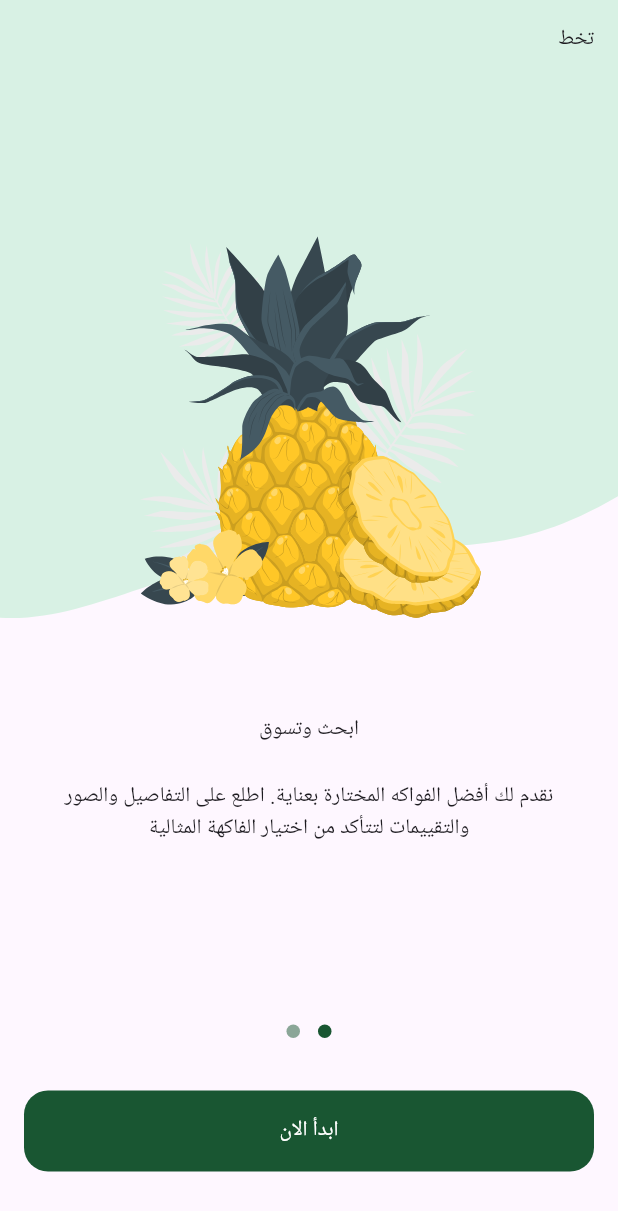
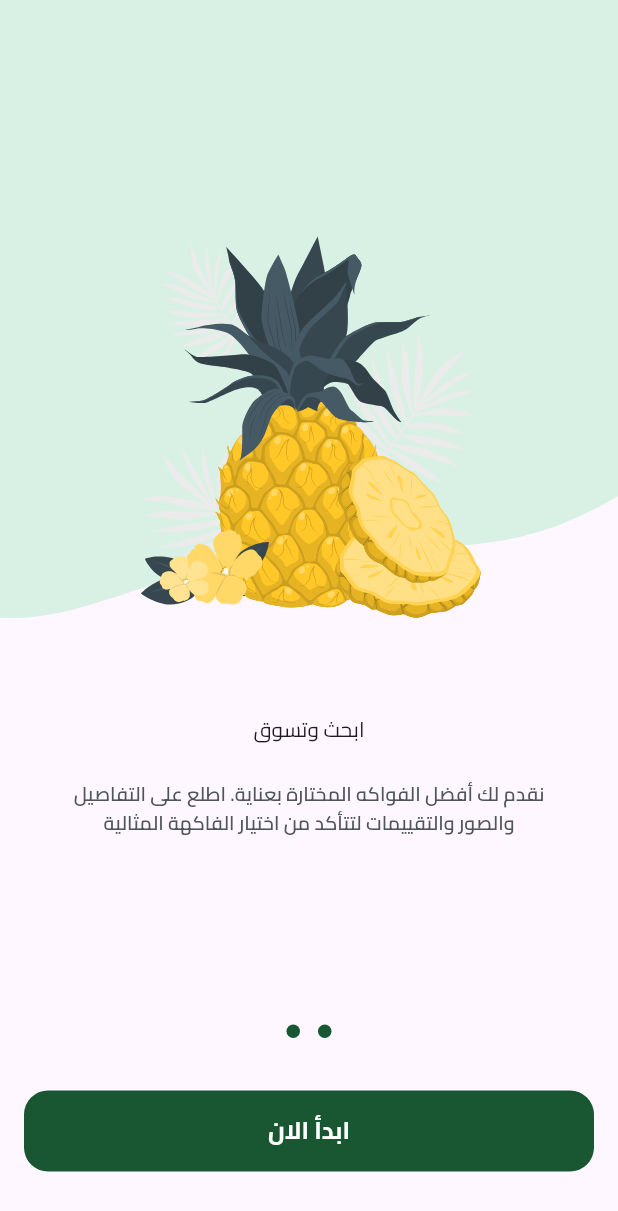
Before and after one commit to walidhussein20/FruitHub, a Flutter app: the screen it shows after launch, swiped to page 2, on a phone screen of 412 x 824 dp. Shown: the top 1211 px of the screen. Run offline on Flutter 3.47's test engine with Material 3 defaults, Android fonts, the phone set to English and light mode, and no system bars; drawn by our look-alikes of dots_indicator; our stand-ins replace flutter_svg.

Commit message:
onboarding logic done and add text styles ,font family

```diff
--- a/lib/core/helper_functions/on_generate_routes.dart
+++ b/lib/core/helper_functions/on_generate_routes.dart
@@ -1,4 +1,5 @@
 import 'package:flutter/material.dart';
+import 'package:fruites_e_commerce/features/auth/presentation/views/login_view.dart';
 import 'package:fruites_e_commerce/features/on_boarding/presentation/views/on_boarding_view.dart';
 import 'package:fruites_e_commerce/features/splash/presentation/views/splash_view.dart';
 
@@ -8,6 +9,8 @@ Route<dynamic> onGenerateRoutes(RouteSettings settings) {
       return MaterialPageRoute(builder: (context) => SplashView());
     case OnBoardingView.routeName:
       return MaterialPageRoute(builder: (context) => OnBoardingView());
+    case LoginView.routeName:
+      return MaterialPageRoute(builder: (context) => LoginView());
     default:
       return MaterialPageRoute(builder: (context) => Container());
   }
--- a/lib/core/utils/app_colors.dart
+++ b/lib/core/utils/app_colors.dart
@@ -2,4 +2,5 @@ import 'package:flutter/material.dart';
 
 abstract class AppColors {
   static const Color primaryColor = Color(0xff195632);
+  static const Color secondaryColor = Color(0xffF4A91F);
 }
--- /dev/null
+++ b/lib/core/utils/app_text_styles.dart
@@ -0,0 +1,72 @@
+import 'package:flutter/material.dart';
+
+abstract class TextStyles {
+  static const TextStyle bold13 = TextStyle(
+    fontWeight: FontWeight.bold,
+    fontSize: 13,
+  );
+  static const TextStyle bold23 = TextStyle(
+    fontWeight: FontWeight.bold,
+    fontSize: 23,
+  );
+
+  static const TextStyle semiBold13 = TextStyle(
+    fontWeight: FontWeight.w600,
+    fontSize: 13,
+  );
+
+  static const TextStyle regular13 = TextStyle(
+    fontWeight: FontWeight.normal,
+    fontSize: 13,
+  );
+
+  static const TextStyle bold16 = TextStyle(
+    fontWeight: FontWeight.bold,
+    fontSize: 16,
+  );
+
+  static const TextStyle bold19 = TextStyle(
+    fontWeight: FontWeight.bold,
+    fontSize: 19,
+  );
+
+  static const TextStyle semiBold16 = TextStyle(
+    fontWeight: FontWeight.w600,
+    fontSize: 16,
+  );
+
+  static const TextStyle bold28 = TextStyle(
+    fontWeight: FontWeight.bold,
+    fontSize: 28,
+  );
+
+  static const TextStyle regular22 = TextStyle(
+    fontWeight: FontWeight.normal,
+    fontSize: 22,
+  );
+
+  static const TextStyle semiBold11 = TextStyle(
+    fontWeight: FontWeight.w600,
+    fontSize: 11,
+  );
+
+  static const TextStyle medium15 = TextStyle(
+    fontWeight: FontWeight.w500,
+    fontSize: 15,
+  );
+
+  static const TextStyle regular26 = TextStyle(
+    fontWeight: FontWeight.normal,
+    fontSize: 26,
+  );
+
+  static const TextStyle regular16 = TextStyle(
+    fontWeight: FontWeight.normal,
+    fontSize: 16,
+  );
+
+  static const TextStyle regular11 = TextStyle(
+    fontWeight: FontWeight.normal,
+    fontSize: 11,
+  );
+}
--- a/lib/core/widgets/custom_botton.dart
+++ b/lib/core/widgets/custom_botton.dart
@@ -1,5 +1,6 @@
 import 'package:flutter/material.dart';
 import 'package:fruites_e_commerce/core/utils/app_colors.dart';
+import 'package:fruites_e_commerce/core/utils/app_text_styles.dart';
 
 class CustomBotton extends StatelessWidget {
   const CustomBotton({super.key, required this.onPressed, required this.text});
@@ -20,7 +21,7 @@ class CustomBotton extends StatelessWidget {
         onPressed: onPressed,
         child: Text(
           text,
-          style: TextStyle(color: Colors.white),
+          style: TextStyles.bold16.copyWith(color: Colors.white),
         ),
       ),
     );
--- /dev/null
+++ b/lib/features/auth/presentation/views/login_view.dart
@@ -0,0 +1,10 @@
+import 'package:flutter/material.dart';
+
+class LoginView extends StatelessWidget {
+  const LoginView({super.key});
+  static const routeName = 'login';
+  @override
+  Widget build(BuildContext context) {
+    return const Placeholder();
+  }
+}
--- a/lib/features/on_boarding/presentation/views/widgets/on_boarding_page_view.dart
+++ b/lib/features/on_boarding/presentation/views/widgets/on_boarding_page_view.dart
@@ -1,15 +1,20 @@
 import 'package:flutter/material.dart';
+import 'package:fruites_e_commerce/core/utils/app_colors.dart';
 import 'package:fruites_e_commerce/core/utils/app_images.dart';
+import 'package:fruites_e_commerce/core/utils/app_text_styles.dart';
 import 'package:fruites_e_commerce/features/on_boarding/presentation/views/widgets/on_boarding_page_view_items.dart';
 
 class OnBoardingPageView extends StatelessWidget {
-  const OnBoardingPageView({super.key});
+  const OnBoardingPageView({super.key, required this.pageController});
+  final PageController pageController;
 
   @override
   Widget build(BuildContext context) {
     return PageView(
+      controller: pageController,
       children: [
         OnBoardingPageViewItems(
+          isSkip: true,
           image: Assets.imagesPageView1Image,
           backGroundImage: Assets.imagesPageView1BackGroundImage,
           subtitle:
@@ -17,25 +22,34 @@ class OnBoardingPageView extends StatelessWidget {
           title: Row(
             mainAxisAlignment: MainAxisAlignment.center,
             children: [
-              Text('مرحبًا بك في'),
               Text(
-                'HUB',
-                style: TextStyle(color: Color(0xffF4A91F)),
+                'مرحبًا بك في',
+                style: TextStyles.bold23,
+              ),
+              Text(
+                ' HUB',
+                style: TextStyles.bold23.copyWith(
+                  color: AppColors.secondaryColor,
+                ),
               ),
               Text(
                 'Fruit',
-                style: TextStyle(color: Color(0xff1B5E37)),
+                style: TextStyles.bold23.copyWith(
+                  color: AppColors.primaryColor,
+                ),
               ),
             ],
           ),
         ),
         OnBoardingPageViewItems(
-            image: Assets.imagesPageView2Image,
-            backGroundImage: Assets.imagesPageVeiw2BackGroundImage,
-            color: Color(0xffC8EFD8),
-            subtitle:
-                'نقدم لك أفضل الفواكه المختارة بعناية. اطلع على التفاصيل والصور والتقييمات لتتأكد من اختيار الفاكهة المثالية',
-            title: Text('ابحث وتسوق')),
+          isSkip: false,
+          image: Assets.imagesPageView2Image,
+          backGroundImage: Assets.imagesPageVeiw2BackGroundImage,
+          color: Color(0xffC8EFD8),
+          subtitle:
+              'نقدم لك أفضل الفواكه المختارة بعناية. اطلع على التفاصيل والصور والتقييمات لتتأكد من اختيار الفاكهة المثالية',
+          title: Text('ابحث وتسوق'),
+        ),
       ],
     );
   }
--- a/lib/features/on_boarding/presentation/views/widgets/on_boarding_page_view_items.dart
+++ b/lib/features/on_boarding/presentation/views/widgets/on_boarding_page_view_items.dart
@@ -1,5 +1,7 @@
 import 'package:flutter/material.dart';
 import 'package:flutter_svg/svg.dart';
+import 'package:fruites_e_commerce/core/utils/app_text_styles.dart';
+import 'package:fruites_e_commerce/features/auth/presentation/views/login_view.dart';
 
 class OnBoardingPageViewItems extends StatelessWidget {
   const OnBoardingPageViewItems(
@@ -8,10 +10,12 @@ class OnBoardingPageViewItems extends StatelessWidget {
       required this.backGroundImage,
       required this.subtitle,
       required this.title,
-      this.color});
+      this.color,
+      required this.isSkip});
   final String image, backGroundImage, subtitle;
   final Widget title;
   final Color? color;
+  final bool isSkip;
 
   @override
   Widget build(BuildContext context) {
@@ -35,9 +39,23 @@ class OnBoardingPageViewItems extends StatelessWidget {
                 left: 0,
                 child: SvgPicture.asset(image),
               ),
-              Padding(
-                padding: const EdgeInsets.all(16),
-                child: Text('تخط'),
+              Visibility(
+                visible: isSkip,
+                child: Padding(
+                  padding: const EdgeInsets.all(16),
+                  child: GestureDetector(
+                    onTap: () {
+                      Navigator.of(context)
+                          .pushReplacementNamed(LoginView.routeName);
+                    },
+                    child: Text(
+                      'تخط',
+                      style: TextStyles.regular13.copyWith(
+                        color: Color(0xff949D9E),
+                      ),
+                    ),
+                  ),
+                ),
               ),
             ],
           ),
@@ -50,10 +68,13 @@ class OnBoardingPageViewItems extends StatelessWidget {
           height: 24,
         ),
         Padding(
-          padding: const EdgeInsets.symmetric(horizontal: 16),
+          padding: const EdgeInsets.symmetric(horizontal: 37),
           child: Text(
             subtitle,
             textAlign: TextAlign.center,
+            style: TextStyles.semiBold13.copyWith(
+              color: Color(0xff4E5556),
+            ),
           ),
         )
       ],
--- a/lib/features/on_boarding/presentation/views/widgets/on_boarding_view_body.dart
+++ b/lib/features/on_boarding/presentation/views/widgets/on_boarding_view_body.dart
@@ -2,33 +2,69 @@ import 'package:dots_indicator/dots_indicator.dart';
 import 'package:flutter/material.dart';
 import 'package:fruites_e_commerce/core/utils/app_colors.dart';
 import 'package:fruites_e_commerce/core/widgets/custom_botton.dart';
+import 'package:fruites_e_commerce/features/auth/presentation/views/login_view.dart';
 import 'package:fruites_e_commerce/features/on_boarding/presentation/views/widgets/on_boarding_page_view.dart';
 
-class OnBoardingViewBody extends StatelessWidget {
+class OnBoardingViewBody extends StatefulWidget {
   const OnBoardingViewBody({super.key});
+
+  @override
+  State<OnBoardingViewBody> createState() => _OnBoardingViewBodyState();
+}
+
+class _OnBoardingViewBodyState extends State<OnBoardingViewBody> {
+  late PageController pageController;
+  int currentPage = 0;
+
+  @override
+  void initState() {
+    pageController = PageController();
+    pageController.addListener(() {
+      currentPage = pageController.page!.round();
+      setState(() {});
+    });
+    super.initState();
+  }
+
+  @override
+  void dispose() {
+    super.dispose();
+  }
 
   @override
   Widget build(BuildContext context) {
     return Column(
       children: [
         Expanded(
-          child: OnBoardingPageView(),
+          child: OnBoardingPageView(
+            pageController: pageController,
+          ),
         ),
         DotsIndicator(
           dotsCount: 2,
           decorator: DotsDecorator(
             activeColor: AppColors.primaryColor,
-            color: AppColors.primaryColor.withOpacity(.5),
+            color: currentPage == 0
+                ? AppColors.primaryColor.withOpacity(.5)
+                : AppColors.primaryColor,
           ),
         ),
         SizedBox(
           height: 29,
         ),
-        Padding(
-          padding: const EdgeInsets.symmetric(horizontal: 16),
-          child: CustomBotton(
-            onPressed: () {},
-            text: 'ابدأ الان',
+        Visibility(
+          visible: currentPage == 1,
+          maintainSize: true,
+          maintainAnimation: true,
+          maintainState: true,
+          child: Padding(
+            padding: const EdgeInsets.symmetric(horizontal: 16),
+            child: CustomBotton(
+              onPressed: () {
+                Navigator.of(context).pushReplacementNamed(LoginView.routeName);
+              },
+              text: 'ابدأ الان',
+            ),
           ),
         ),
         SizedBox(
--- a/lib/main.dart
+++ b/lib/main.dart
@@ -15,6 +15,9 @@ class MyApp extends StatelessWidget {
   @override
   Widget build(BuildContext context) {
     return MaterialApp(
+      theme: ThemeData(
+        fontFamily: 'Cairo',
+      ),
       locale: Locale('ar'),
       debugShowCheckedModeBanner: false,
       localizationsDelegates: [
```
Also changed, not shown: pubspec.yaml (+12 -11 lines), assets/fonts/Cairo-Bold.ttf (added), assets/fonts/Cairo-Medium.ttf (added), assets/fonts/Cairo-Regular.ttf (added), assets/fonts/Cairo-SemiBold.ttf (added).
